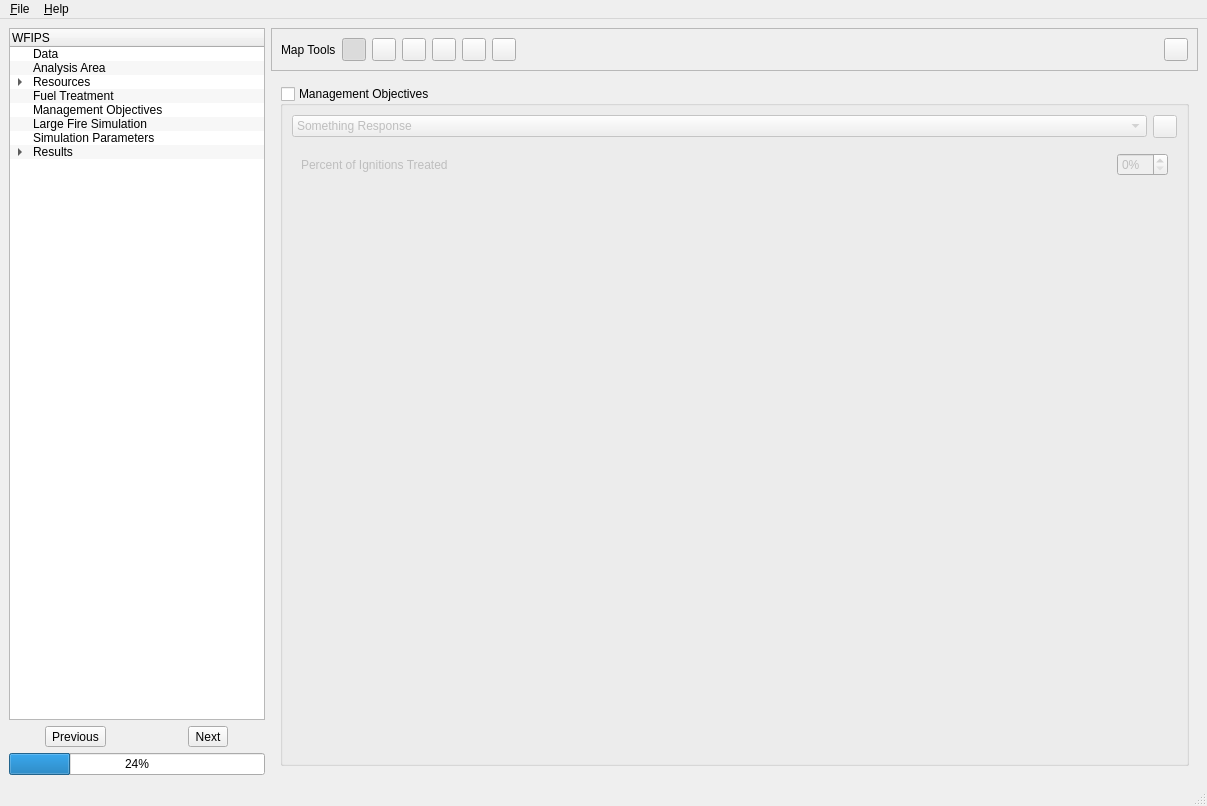
The window that irs/src/gui/wfipsmainwindow.ui (firelab/wfips) describes before a commit, drawn with Qt 5.
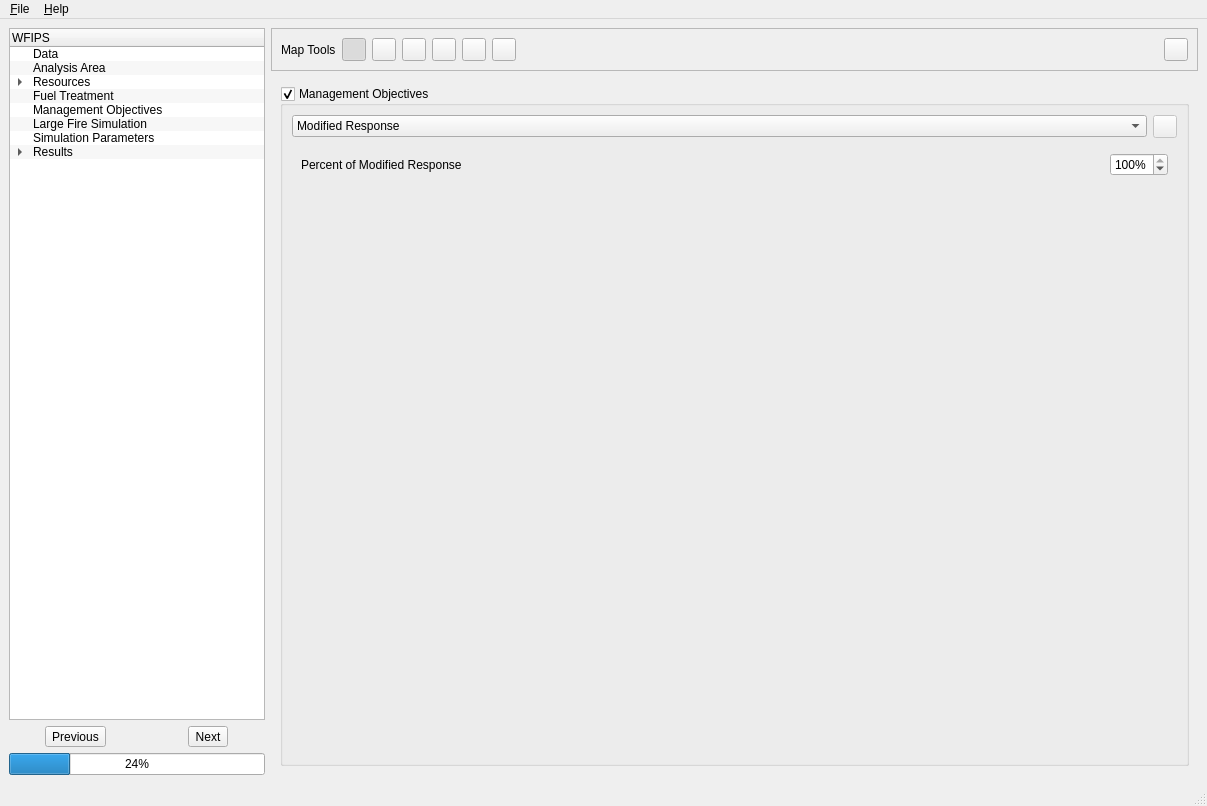
The same window after the commit. The open tabs and pages were chosen to show the change.

What changed in the file:
```diff
--- a/irs/src/gui/wfipsmainwindow.ui
+++ b/irs/src/gui/wfipsmainwindow.ui
@@ -1534,7 +1534,7 @@
              <bool>true</bool>
             </property>
             <property name="checked">
-             <bool>false</bool>
+             <bool>true</bool>
             </property>
             <layout class="QVBoxLayout" name="verticalLayout_17">
              <item>
@@ -1543,12 +1543,7 @@
                 <widget class="QComboBox" name="fuelComboBox_2">
                  <item>
                   <property name="text">
-                   <string>Something Response</string>
-                  </property>
-                 </item>
-                 <item>
-                  <property name="text">
-                   <string>Something Spatial Response</string>
+                   <string>Modified Response</string>
                   </property>
                  </item>
                 </widget>
@@ -1580,7 +1575,7 @@
                    <item>
                     <widget class="QLabel" name="label_17">
                      <property name="text">
-                      <string>Percent of Ignitions Treated</string>
+                      <string>Percent of Modified Response</string>
                      </property>
                     </widget>
                    </item>
@@ -1605,6 +1600,12 @@
                      <property name="suffix">
                       <string>%</string>
                      </property>
+                     <property name="maximum">
+                      <number>100</number>
+                     </property>
+                     <property name="value">
+                      <number>100</number>
+                     </property>
                     </widget>
                    </item>
                   </layout>
```
Left out of the diff: 4 changed lines with no effect on the pictures.
